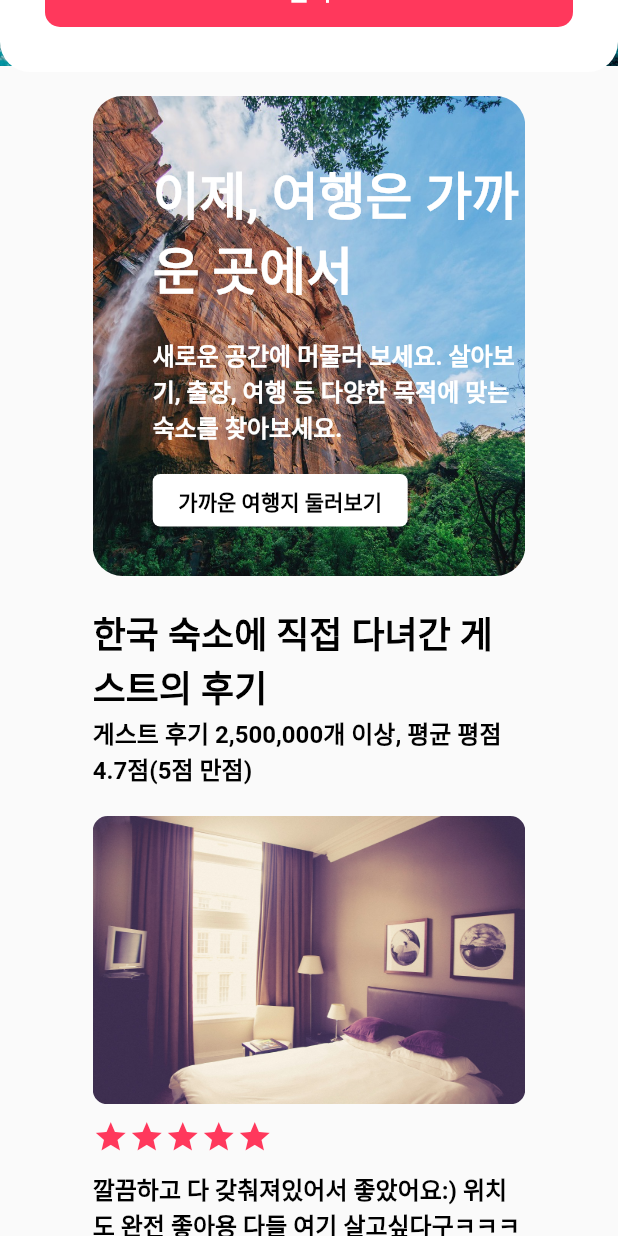
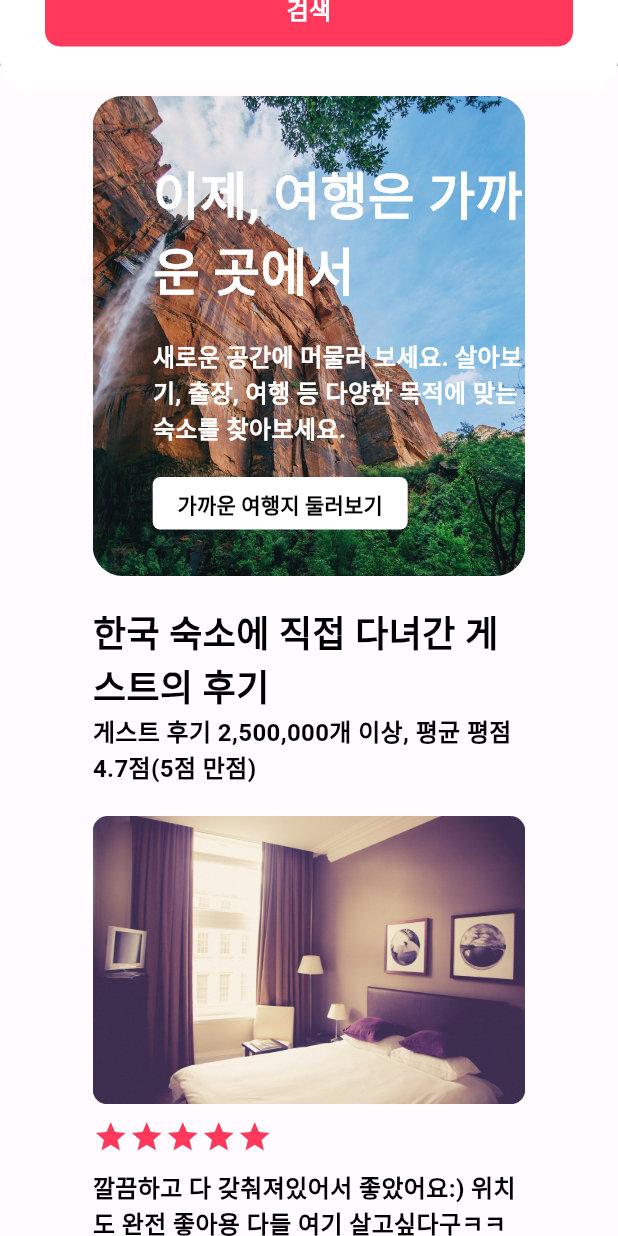
Before and after one commit to Merhong/flutter-airbnb-app, a Flutter app: the screen it shows after launch, scrolled down 576 dp, on a phone screen of 412 x 824 dp. Run offline on Flutter 3.47's test engine with Material 2 defaults, Android fonts, the phone set to English and light mode, and no system bars.

Commit message:
Material 3 색상 테마 추가

```diff
--- a/lib/components/home/home_body_popular_item.dart
+++ b/lib/components/home/home_body_popular_item.dart
@@ -93,10 +93,7 @@ class HomeBodyPopularItem extends StatelessWidget {
         const SizedBox(width: gap_s),
         Column(
           children: [
-            Text(
-              "데어",
-              style: subtitle1(),
-            ),
+            Text("데어", style: subtitle1()),
             const Text("한국"),
           ],
         )
--- a/lib/main.dart
+++ b/lib/main.dart
@@ -1,4 +1,5 @@
 import 'package:flutter/material.dart';
+import 'package:flutter_airbnb/color_schemes.g.dart';
 import 'package:flutter_airbnb/pages/home_page.dart';
 
 void main() {
@@ -10,6 +11,9 @@ class MyApp extends StatelessWidget {
   Widget build(BuildContext context) {
     return MaterialApp(
       debugShowCheckedModeBanner: false,
+      theme: ThemeData(useMaterial3: true, colorScheme: lightColorScheme),
+      darkTheme: ThemeData(useMaterial3: true, colorScheme: darkColorScheme),
+      themeMode: ThemeMode.system,
       home: HomePage(),
     );
   }
```
Also changed, not shown: lib/color_schemes.g.dart (added), lib/pages/home_page.dart (line endings or trailing spaces), 1 other file.
